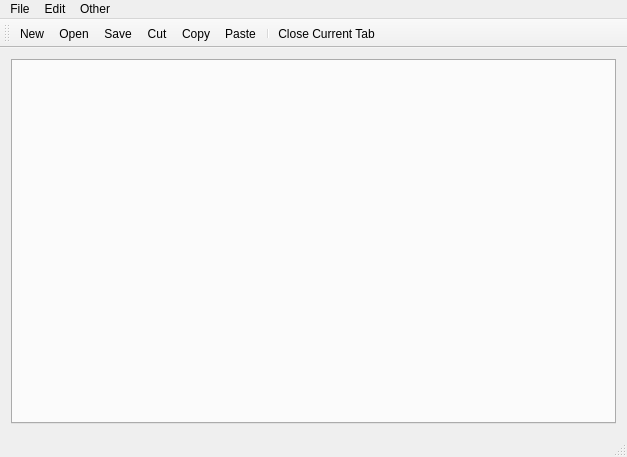
The window that Code/mainwindow.ui (Tab-Al/Qt-5.15-Notepad) describes before a commit, drawn with Qt 5.
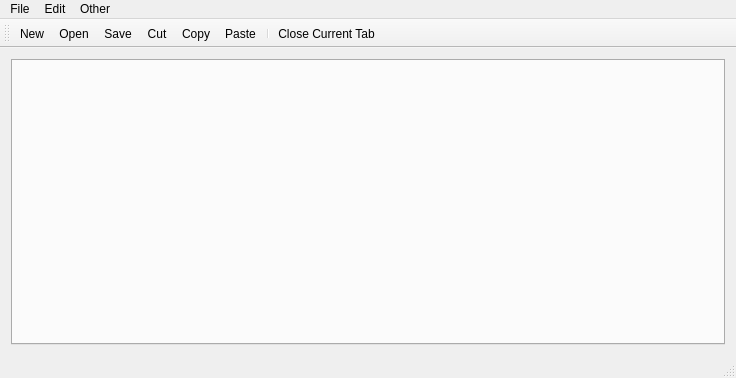
The same window after the commit. Icons and pictures are not drawn.

```diff
--- a/Code/mainwindow.ui
+++ b/Code/mainwindow.ui
@@ -6,17 +6,23 @@
    <rect>
     <x>0</x>
     <y>0</y>
-    <width>627</width>
-    <height>457</height>
+    <width>736</width>
+    <height>378</height>
    </rect>
   </property>
   <property name="windowTitle">
    <string>MainWindow</string>
   </property>
   <widget class="QWidget" name="centralWidget">
-   <layout class="QHBoxLayout" name="horizontalLayout_2">
+   <layout class="QVBoxLayout" name="verticalLayout">
     <item>
      <widget class="QTabWidget" name="tabWidget">
+      <property name="sizePolicy">
+       <sizepolicy hsizetype="Expanding" vsizetype="Expanding">
+        <horstretch>0</horstretch>
+        <verstretch>0</verstretch>
+       </sizepolicy>
+      </property>
       <property name="tabsClosable">
        <bool>true</bool>
       </property>
@@ -32,7 +38,7 @@
     <rect>
      <x>0</x>
      <y>0</y>
-     <width>627</width>
+     <width>736</width>
      <height>21</height>
     </rect>
    </property>
```
Left out of the diff: 2 changed lines with no effect on the pictures.
